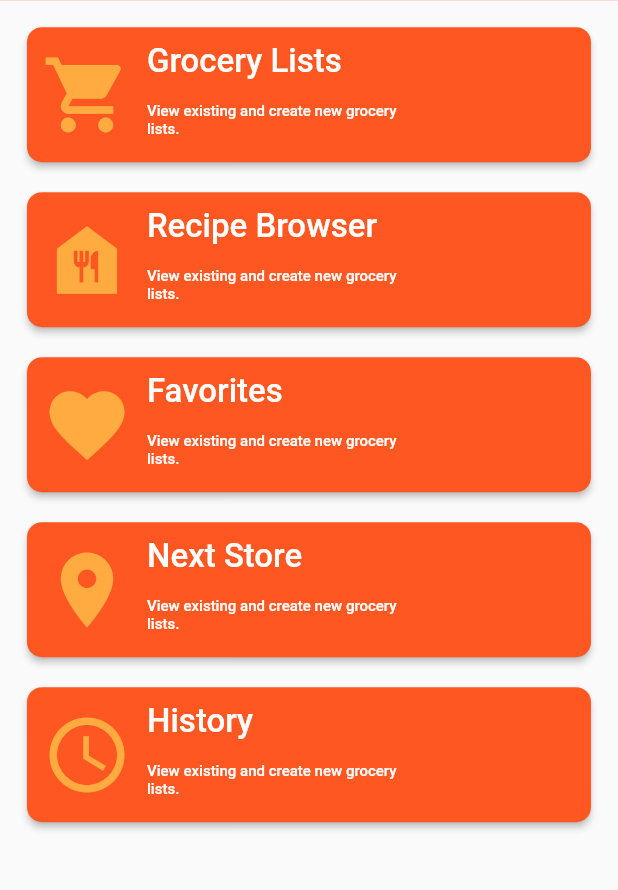
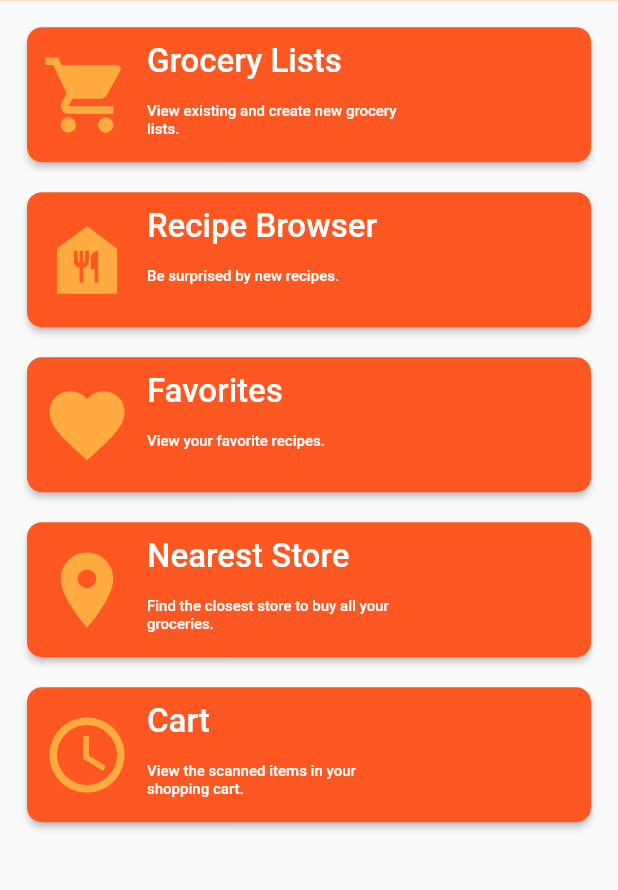
Before and after one commit to johanneskopf/HackZurich2020, a Flutter app: the screen it shows after launch, on a phone screen of 412 x 824 dp, the part 283-1173 px from its top. Run offline on Flutter 3.47's test engine with Material 2 defaults, Android fonts, the phone set to English and light mode, and no system bars; generated files the repository leaves out were written again.

Commit message:
update main menu descriptions

```diff
--- a/flutter_app/lib/MainPage.dart
+++ b/flutter_app/lib/MainPage.dart
@@ -196,21 +196,21 @@ final features = <Feature>[
   Feature(
       title: "Recipe Browser",
       icon: Icons.food_bank,
-      description: "View existing and create new grocery lists.",
+      description: "Be surprised by new recipes.",
       routeID: 1),
   Feature(
       title: "Favorites",
       icon: Icons.favorite,
-      description: "View existing and create new grocery lists.",
+      description: "View your favorite recipes.",
       routeID: 2),
   Feature(
-      title: "Next Store",
+      title: "Nearest Store",
       icon: Icons.location_on,
-      description: "View existing and create new grocery lists.",
+      description: "Find the closest store to buy all your groceries.",
       routeID: 3),
   Feature(
-      title: "History",
+      title: "Cart",
       icon: Icons.access_time,
-      description: "View existing and create new grocery lists.",
+      description: "View the scanned items in your shopping cart.",
       routeID: 4),
 ];
```
